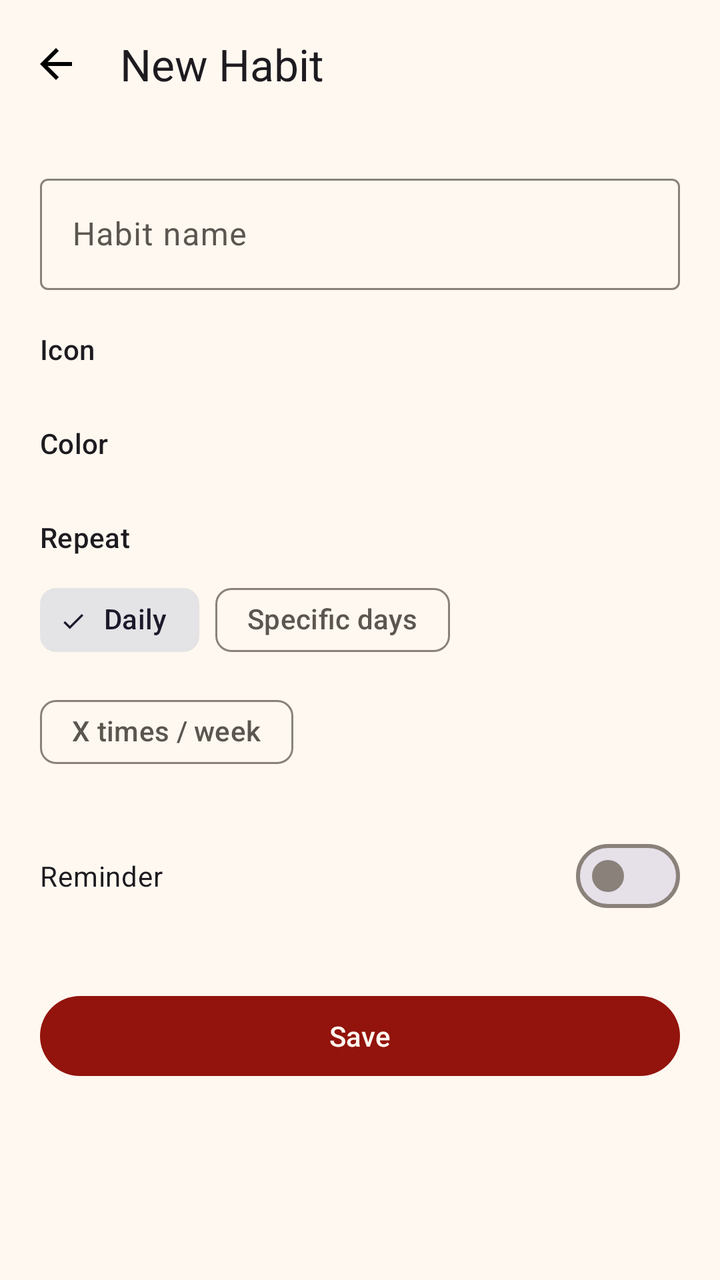
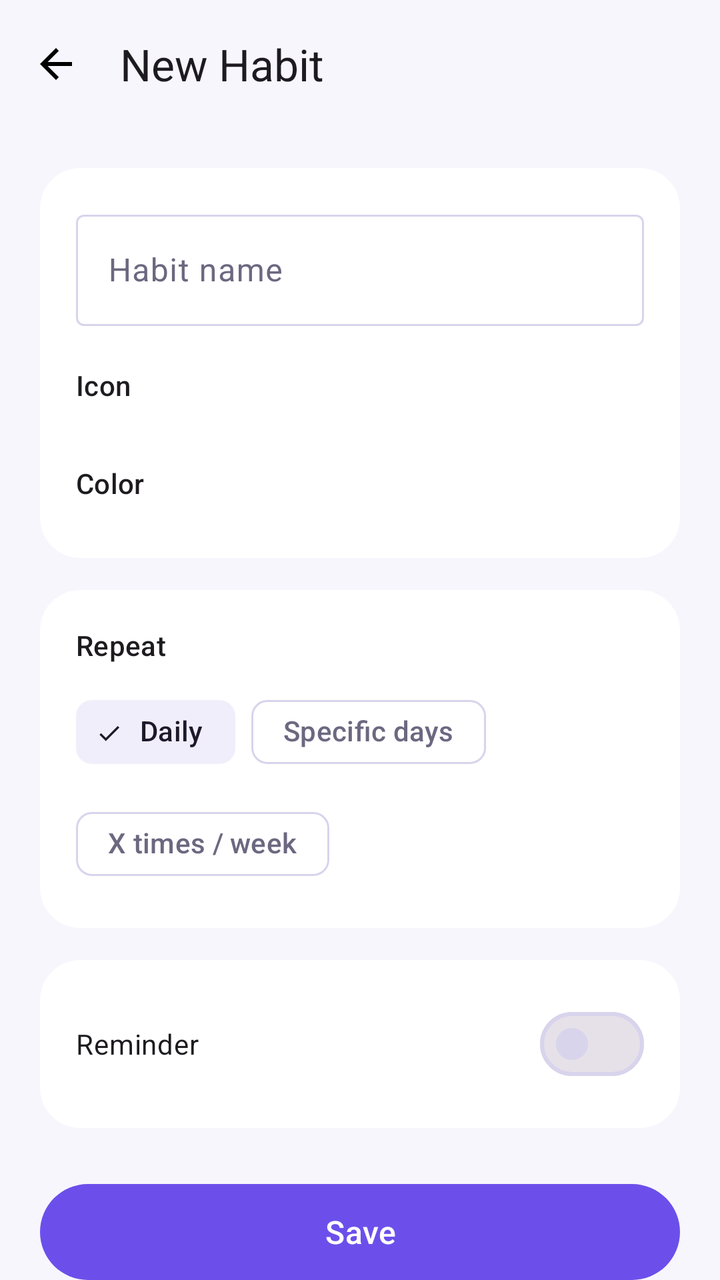

Two renders of the same Android screen: before a commit and after it. Below are the layout's source before the change and the commit's diff.
<!-- AndroidManifest.xml: application theme Theme.Streakly -->
<!-- res/layout/activity_add_edit_habit.xml -->
<?xml version="1.0" encoding="utf-8"?>
<LinearLayout xmlns:android="http://schemas.android.com/apk/res/android"
    xmlns:app="http://schemas.android.com/apk/res-auto"
    android:layout_width="match_parent"
    android:layout_height="match_parent"
    android:orientation="vertical"
    android:background="?attr/colorSurface">

    <com.google.android.material.appbar.MaterialToolbar
        android:id="@+id/toolbar"
        android:layout_width="match_parent"
        android:layout_height="wrap_content"
        android:background="?attr/colorSurface"
        app:navigationIcon="@drawable/ic_arrow_back"
        app:title="@string/add_habit_title" />

    <androidx.core.widget.NestedScrollView
        android:layout_width="match_parent"
        android:layout_height="0dp"
        android:layout_weight="1">

        <LinearLayout
            android:layout_width="match_parent"
            android:layout_height="wrap_content"
            android:orientation="vertical"
            android:padding="20dp">

            <com.google.android.material.textfield.TextInputLayout
                android:id="@+id/name_input_layout"
                android:layout_width="match_parent"
                android:layout_height="wrap_content"
                style="@style/Widget.Material3.TextInputLayout.OutlinedBox">

                <com.google.android.material.textfield.TextInputEditText
                    android:id="@+id/name_input"
                    android:layout_width="match_parent"
                    android:layout_height="wrap_content"
                    android:hint="@string/habit_name_hint" />
            </com.google.android.material.textfield.TextInputLayout>

            <TextView
                style="?attr/textAppearanceLabelLarge"
                android:layout_width="wrap_content"
                android:layout_height="wrap_content"
                android:layout_marginTop="20dp"
                android:text="Icon" />

            <HorizontalScrollView
                android:layout_width="match_parent"
                android:layout_height="wrap_content"
                android:scrollbars="none"
                android:layout_marginTop="8dp">

                <LinearLayout
                    android:id="@+id/emoji_container"
                    android:layout_width="wrap_content"
                    android:layout_height="wrap_content"
                    android:orientation="horizontal" />
            </HorizontalScrollView>

            <TextView
                style="?attr/textAppearanceLabelLarge"
                android:layout_width="wrap_content"
                android:layout_height="wrap_content"
                android:layout_marginTop="20dp"
                android:text="Color" />

            <HorizontalScrollView
                android:layout_width="match_parent"
                android:layout_height="wrap_content"
                android:scrollbars="none"
                android:layout_marginTop="8dp">

                <LinearLayout
                    android:id="@+id/color_container"
                    android:layout_width="wrap_content"
                    android:layout_height="wrap_content"
                    android:orientation="horizontal" />
            </HorizontalScrollView>

            <TextView
                style="?attr/textAppearanceLabelLarge"
                android:layout_width="wrap_content"
                android:layout_height="wrap_content"
                android:layout_marginTop="20dp"
                android:text="@string/frequency_label" />

            <com.google.android.material.chip.ChipGroup
                android:id="@+id/frequency_chip_group"
                android:layout_width="match_parent"
                android:layout_height="wrap_content"
                android:layout_marginTop="8dp"
                app:singleSelection="true"
                app:selectionRequired="true">

                <com.google.android.material.chip.Chip
                    android:id="@+id/chip_daily"
                    style="@style/Widget.Material3.Chip.Filter"
                    android:layout_width="wrap_content"
                    android:layout_height="wrap_content"
                    android:checked="true"
                    android:text="@string/frequency_daily" />

                <com.google.android.material.chip.Chip
                    android:id="@+id/chip_specific_days"
                    style="@style/Widget.Material3.Chip.Filter"
                    android:layout_width="wrap_content"
                    android:layout_height="wrap_content"
                    android:text="@string/frequency_specific_days" />

                <com.google.android.material.chip.Chip
                    android:id="@+id/chip_times_per_week"
                    style="@style/Widget.Material3.Chip.Filter"
                    android:layout_width="wrap_content"
                    android:layout_height="wrap_content"
                    android:text="@string/frequency_times_per_week" />
            </com.google.android.material.chip.ChipGroup>

            <com.google.android.material.chip.ChipGroup
                android:id="@+id/days_chip_group"
                android:layout_width="match_parent"
                android:layout_height="wrap_content"
                android:layout_marginTop="8dp"
                android:visibility="gone"
                app:singleLine="false" />

            <LinearLayout
                android:id="@+id/times_per_week_row"
                android:layout_width="match_parent"
                android:layout_height="wrap_content"
                android:orientation="horizontal"
                android:gravity="center_vertical"
                android:layout_marginTop="8dp"
                android:visibility="gone">

                <com.google.android.material.button.MaterialButton
                    android:id="@+id/btn_target_minus"
                    style="@style/Widget.Material3.Button.IconButton.Outlined"
                    android:layout_width="wrap_content"
                    android:layout_height="wrap_content"
                    android:text="−" />

                <TextView
                    android:id="@+id/target_count_text"
                    style="?attr/textAppearanceTitleMedium"
                    android:layout_width="wrap_content"
                    android:layout_height="wrap_content"
                    android:layout_marginHorizontal="16dp"
                    android:text="3" />

                <com.google.android.material.button.MaterialButton
                    android:id="@+id/btn_target_plus"
                    style="@style/Widget.Material3.Button.IconButton.Outlined"
                    android:layout_width="wrap_content"
                    android:layout_height="wrap_content"
                    android:text="+" />
            </LinearLayout>

            <com.google.android.material.materialswitch.MaterialSwitch
                android:id="@+id/reminder_switch"
                android:layout_width="match_parent"
                android:layout_height="wrap_content"
                android:layout_marginTop="24dp"
                android:text="@string/reminder_label" />

            <com.google.android.material.button.MaterialButton
                android:id="@+id/reminder_time_button"
                style="@style/Widget.Material3.Button.OutlinedButton"
                android:layout_width="wrap_content"
                android:layout_height="wrap_content"
                android:layout_marginTop="8dp"
                android:text="@string/reminder_time_not_set"
                android:visibility="gone" />

            <com.google.android.material.button.MaterialButton
                android:id="@+id/btn_save"
                android:layout_width="match_parent"
                android:layout_height="wrap_content"
                android:layout_marginTop="32dp"
                android:text="@string/action_save" />

            <com.google.android.material.button.MaterialButton
                android:id="@+id/btn_delete"
                style="@style/Widget.Material3.Button.TextButton"
                android:layout_width="match_parent"
                android:layout_height="wrap_content"
                android:layout_marginTop="8dp"
                android:textColor="@color/swatch_red"
                android:text="@string/action_delete"
                android:visibility="gone" />

        </LinearLayout>
    </androidx.core.widget.NestedScrollView>
</LinearLayout>
<!-- resources referenced by this layout -->
<resources>
  <color name="swatch_red">#C23B30</color>
  <string name="action_delete">Delete</string>
  <string name="action_save">Save</string>
  <string name="add_habit_title">New Habit</string>
  <string name="frequency_daily">Daily</string>
  <string name="frequency_label">Repeat</string>
  <string name="frequency_specific_days">Specific days</string>
  <string name="frequency_times_per_week">X times / week</string>
  <string name="habit_name_hint">Habit name</string>
  <string name="reminder_label">Reminder</string>
  <string name="reminder_time_not_set">No reminder set</string>
  <style name="Theme.Streakly" parent="Theme.Material3.DayNight.NoActionBar">
          <item name="colorPrimary">@color/md_primary</item>
          <item name="colorOnPrimary">@color/md_on_primary</item>
          <item name="colorPrimaryContainer">@color/md_primary_container</item>
          <item name="colorOnPrimaryContainer">@color/md_on_primary_container</item>
  
          <item name="colorSecondary">@color/md_secondary</item>
          <item name="colorSecondaryContainer">@color/md_secondary_container</item>
  
          <item name="android:colorBackground">@color/md_background</item>
          <item name="colorSurface">@color/md_surface</item>
          <item name="colorSurfaceVariant">@color/md_surface_variant</item>
          <item name="colorSurfaceContainer">@color/md_surface_container</item>
          <item name="colorOnSurface">@color/md_on_surface</item>
          <item name="colorOnSurfaceVariant">@color/md_on_surface_variant</item>
          <item name="colorOutline">@color/md_outline</item>
  
          <item name="android:statusBarColor" tools:targetApi="21">@android:color/transparent</item>
          <item name="android:navigationBarColor" tools:targetApi="21">@android:color/transparent</item>
          <item name="android:windowLightStatusBar" tools:targetApi="23">true</item>
      </style>
  <color name="md_primary">#92140C</color>
  <color name="md_on_primary">#FFF8F0</color>
  <color name="md_primary_container">#F0D7D0</color>
  <color name="md_on_primary_container">#2E0A07</color>
  <color name="md_secondary">#1E1E24</color>
  <color name="md_secondary_container">#E4E3E6</color>
  <color name="md_background">#FFF8F0</color>
  <color name="md_surface">#FFF8F0</color>
  <color name="md_surface_variant">#EAE6E3</color>
  <color name="md_surface_container">#F2ECE8</color>
  <color name="md_on_surface">#1E1E24</color>
  <color name="md_on_surface_variant">#5C5650</color>
  <color name="md_outline">#8A827A</color>
  <!-- unchanged entries left out for length: 1 -->
</resources>

<!-- the commit's change to res/layout/activity_add_edit_habit.xml (unified diff, before → after) -->
@@ -4,13 +4,13 @@
     android:layout_width="match_parent"
     android:layout_height="match_parent"
     android:orientation="vertical"
-    android:background="?attr/colorSurface">
+    android:background="?android:attr/colorBackground">
 
     <com.google.android.material.appbar.MaterialToolbar
         android:id="@+id/toolbar"
         android:layout_width="match_parent"
         android:layout_height="wrap_content"
-        android:background="?attr/colorSurface"
+        android:background="?android:attr/colorBackground"
         app:navigationIcon="@drawable/ic_arrow_back"
         app:title="@string/add_habit_title" />
 
@@ -23,160 +23,201 @@
             android:layout_width="match_parent"
             android:layout_height="wrap_content"
             android:orientation="vertical"
-            android:padding="20dp">
-
-            <com.google.android.material.textfield.TextInputLayout
-                android:id="@+id/name_input_layout"
-                android:layout_width="match_parent"
-                android:layout_height="wrap_content"
-                style="@style/Widget.Material3.TextInputLayout.OutlinedBox">
-
-                <com.google.android.material.textfield.TextInputEditText
-                    android:id="@+id/name_input"
+            android:padding="20dp"
+            android:paddingBottom="40dp">
+
+            <com.google.android.material.card.MaterialCardView
+                android:layout_width="match_parent"
+                android:layout_height="wrap_content"
+                app:cardBackgroundColor="?attr/colorSurface">
+
+                <LinearLayout
                     android:layout_width="match_parent"
                     android:layout_height="wrap_content"
-                    android:hint="@string/habit_name_hint" />
-            </com.google.android.material.textfield.TextInputLayout>
-
-            <TextView
-                style="?attr/textAppearanceLabelLarge"
-                android:layout_width="wrap_content"
-                android:layout_height="wrap_content"
-                android:layout_marginTop="20dp"
-                android:text="Icon" />
-
-            <HorizontalScrollView
-                android:layout_width="match_parent"
-                android:layout_height="wrap_content"
-                android:scrollbars="none"
-                android:layout_marginTop="8dp">
+                    android:orientation="vertical"
+                    android:padding="18dp">
+
+                    <com.google.android.material.textfield.TextInputLayout
+                        android:id="@+id/name_input_layout"
+                        android:layout_width="match_parent"
+                        android:layout_height="wrap_content"
+                        style="@style/Widget.Material3.TextInputLayout.OutlinedBox">
+
+                        <com.google.android.material.textfield.TextInputEditText
+                            android:id="@+id/name_input"
+                            android:layout_width="match_parent"
+                            android:layout_height="wrap_content"
+                            android:hint="@string/habit_name_hint" />
+                    </com.google.android.material.textfield.TextInputLayout>
+
+                    <TextView
+                        style="?attr/textAppearanceLabelLarge"
+                        android:layout_width="wrap_content"
+                        android:layout_height="wrap_content"
+                        android:layout_marginTop="20dp"
+                        android:text="@string/icon_label" />
+
+                    <HorizontalScrollView
+                        android:layout_width="match_parent"
+                        android:layout_height="wrap_content"
+                        android:scrollbars="none"
+                        android:layout_marginTop="10dp">
+
+                        <LinearLayout
+                            android:id="@+id/emoji_container"
+                            android:layout_width="wrap_content"
+                            android:layout_height="wrap_content"
+                            android:orientation="horizontal" />
+                    </HorizontalScrollView>
+
+                    <TextView
+                        style="?attr/textAppearanceLabelLarge"
+                        android:layout_width="wrap_content"
+                        android:layout_height="wrap_content"
+                        android:layout_marginTop="20dp"
+                        android:text="@string/color_label" />
+
+                    <HorizontalScrollView
+                        android:layout_width="match_parent"
+                        android:layout_height="wrap_content"
+                        android:scrollbars="none"
+                        android:layout_marginTop="10dp">
+
+                        <LinearLayout
+                            android:id="@+id/color_container"
+                            android:layout_width="wrap_content"
+                            android:layout_height="wrap_content"
+                            android:orientation="horizontal" />
+                    </HorizontalScrollView>
+                </LinearLayout>
+            </com.google.android.material.card.MaterialCardView>
+
+            <com.google.android.material.card.MaterialCardView
+                android:layout_width="match_parent"
+                android:layout_height="wrap_content"
+                android:layout_marginTop="16dp"
+                app:cardBackgroundColor="?attr/colorSurface">
 
                 <LinearLayout
-                    android:id="@+id/emoji_container"
-                    android:layout_width="wrap_content"
+                    android:layout_width="match_parent"
                     android:layout_height="wrap_content"
-                    android:orientation="horizontal" />
-            </HorizontalScrollView>
-
-            <TextView
-                style="?attr/textAppearanceLabelLarge"
-                android:layout_width="wrap_content"
-                android:layout_height="wrap_content"
-                android:layout_marginTop="20dp"
-                android:text="Color" />
-
-            <HorizontalScrollView
-                android:layout_width="match_parent"
-                android:layout_height="wrap_content"
-                android:scrollbars="none"
-                android:layout_marginTop="8dp">
+                    android:orientation="vertical"
+                    android:padding="18dp">
+
+                    <TextView
+                        style="?attr/textAppearanceLabelLarge"
+                        android:layout_width="wrap_content"
+                        android:layout_height="wrap_content"
+                        android:text="@string/frequency_label" />
+
+                    <com.google.android.material.chip.ChipGroup
+                        android:id="@+id/frequency_chip_group"
+                        android:layout_width="match_parent"
+                        android:layout_height="wrap_content"
+                        android:layout_marginTop="10dp"
+                        app:singleSelection="true"
+                        app:selectionRequired="true">
+
+                        <com.google.android.material.chip.Chip
+                            android:id="@+id/chip_daily"
+                            style="@style/Widget.Material3.Chip.Filter"
+                            android:layout_width="wrap_content"
+                            android:layout_height="wrap_content"
+                            android:checked="true"
+                            android:text="@string/frequency_daily" />
+
+                        <com.google.android.material.chip.Chip
+                            android:id="@+id/chip_specific_days"
+                            style="@style/Widget.Material3.Chip.Filter"
+                            android:layout_width="wrap_content"
+                            android:layout_height="wrap_content"
+                            android:text="@string/frequency_specific_days" />
+
+                        <com.google.android.material.chip.Chip
+                            android:id="@+id/chip_times_per_week"
+                            style="@style/Widget.Material3.Chip.Filter"
+                            android:layout_width="wrap_content"
+                            android:layout_height="wrap_content"
+                            android:text="@string/frequency_times_per_week" />
+                    </com.google.android.material.chip.ChipGroup>
+
+                    <com.google.android.material.chip.ChipGroup
+                        android:id="@+id/days_chip_group"
+                        android:layout_width="match_parent"
+                        android:layout_height="wrap_content"
+                        android:layout_marginTop="8dp"
+                        android:visibility="gone"
+                        app:singleLine="false" />
+
+                    <LinearLayout
+                        android:id="@+id/times_per_week_row"
+                        android:layout_width="match_parent"
+                        android:layout_height="wrap_content"
+                        android:orientation="horizontal"
+                        android:gravity="center_vertical"
+                        android:layout_marginTop="8dp"
+                        android:visibility="gone">
+
+                        <com.google.android.material.button.MaterialButton
+                            android:id="@+id/btn_target_minus"
+                            style="@style/Widget.Material3.Button.IconButton.Outlined"
+                            android:layout_width="wrap_content"
+                            android:layout_height="wrap_content"
+                            android:text="−" />
+
+                        <TextView
+                            android:id="@+id/target_count_text"
+                            style="?attr/textAppearanceTitleMedium"
+                            android:layout_width="wrap_content"
+                            android:layout_height="wrap_content"
+                            android:layout_marginHorizontal="16dp"
+                            android:text="3" />
+
+                        <com.google.android.material.button.MaterialButton
+                            android:id="@+id/btn_target_plus"
+                            style="@style/Widget.Material3.Button.IconButton.Outlined"
+                            android:layout_width="wrap_content"
+                            android:layout_height="wrap_content"
+                            android:text="+" />
+                    </LinearLayout>
+                </LinearLayout>
+            </com.google.android.material.card.MaterialCardView>
+
+            <com.google.android.material.card.MaterialCardView
+                android:layout_width="match_parent"
+                android:layout_height="wrap_content"
+                android:layout_marginTop="16dp"
+                app:cardBackgroundColor="?attr/colorSurface">
 
                 <LinearLayout
-                    android:id="@+id/color_container"
-                    android:layout_width="wrap_content"
+                    android:layout_width="match_parent"
                     android:layout_height="wrap_content"
-                    android:orientation="horizontal" />
-            </HorizontalScrollView>
-
-            <TextView
-                style="?attr/textAppearanceLabelLarge"
-                android:layout_width="wrap_content"
-                android:layout_height="wrap_content"
-                android:layout_marginTop="20dp"
-                android:text="@string/frequency_label" />
-
-            <com.google.android.material.chip.ChipGroup
-                android:id="@+id/frequency_chip_group"
-                android:layout_width="match_parent"
-                android:layout_height="wrap_content"
-                android:layout_marginTop="8dp"
-                app:singleSelection="true"
-                app:selectionRequired="true">
-
-                <com.google.android.material.chip.Chip
-                    android:id="@+id/chip_daily"
-                    style="@style/Widget.Material3.Chip.Filter"
-                    android:layout_width="wrap_content"
-                    android:layout_height="wrap_content"
-                    android:checked="true"
-                    android:text="@string/frequency_daily" />
-
-                <com.google.android.material.chip.Chip
-                    android:id="@+id/chip_specific_days"
-                    style="@style/Widget.Material3.Chip.Filter"
-                    android:layout_width="wrap_content"
-                    android:layout_height="wrap_content"
-                    android:text="@string/frequency_specific_days" />
-
-                <com.google.android.material.chip.Chip
-                    android:id="@+id/chip_times_per_week"
-                    style="@style/Widget.Material3.Chip.Filter"
-                    android:layout_width="wrap_content"
-                    android:layout_height="wrap_content"
-                    android:text="@string/frequency_times_per_week" />
-            </com.google.android.material.chip.ChipGroup>
-
-            <com.google.android.material.chip.ChipGroup
-                android:id="@+id/days_chip_group"
-                android:layout_width="match_parent"
-                android:layout_height="wrap_content"
-                android:layout_marginTop="8dp"
-                android:visibility="gone"
-                app:singleLine="false" />
-
-            <LinearLayout
-                android:id="@+id/times_per_week_row"
-                android:layout_width="match_parent"
-                android:layout_height="wrap_content"
-                android:orientation="horizontal"
-                android:gravity="center_vertical"
-                android:layout_marginTop="8dp"
-                android:visibility="gone">
-
-                <com.google.android.material.button.MaterialButton
-                    android:id="@+id/btn_target_minus"
-                    style="@style/Widget.Material3.Button.IconButton.Outlined"
-                    android:layout_width="wrap_content"
-                    android:layout_height="wrap_content"
-                    android:text="−" />
-
-                <TextView
-                    android:id="@+id/target_count_text"
-                    style="?attr/textAppearanceTitleMedium"
-                    android:layout_width="wrap_content"
-                    android:layout_height="wrap_content"
-                    android:layout_marginHorizontal="16dp"
-                    android:text="3" />
-
-                <com.google.android.material.button.MaterialButton
-                    android:id="@+id/btn_target_plus"
-                    style="@style/Widget.Material3.Button.IconButton.Outlined"
-                    android:layout_width="wrap_content"
-                    android:layout_height="wrap_content"
-                    android:text="+" />
-            </LinearLayout>
-
-            <com.google.android.material.materialswitch.MaterialSwitch
-                android:id="@+id/reminder_switch"
-                android:layout_width="match_parent"
-                android:layout_height="wrap_content"
-                android:layout_marginTop="24dp"
-                android:text="@string/reminder_label" />
-
-            <com.google.android.material.button.MaterialButton
-                android:id="@+id/reminder_time_button"
-                style="@style/Widget.Material3.Button.OutlinedButton"
-                android:layout_width="wrap_content"
-                android:layout_height="wrap_content"
-                android:layout_marginTop="8dp"
-                android:text="@string/reminder_time_not_set"
-                android:visibility="gone" />
+                    android:orientation="vertical"
+                    android:padding="18dp">
+
+                    <com.google.android.material.materialswitch.MaterialSwitch
+                        android:id="@+id/reminder_switch"
+                        android:layout_width="match_parent"
+                        android:layout_height="wrap_content"
+                        android:text="@string/reminder_label" />
+
+                    <com.google.android.material.button.MaterialButton
+                        android:id="@+id/reminder_time_button"
+                        style="@style/Widget.Material3.Button.OutlinedButton"
+                        android:layout_width="wrap_content"
+                        android:layout_height="wrap_content"
+                        android:layout_marginTop="10dp"
+                        android:text="@string/reminder_time_not_set"
+                        android:visibility="gone" />
+                </LinearLayout>
+            </com.google.android.material.card.MaterialCardView>
 
             <com.google.android.material.button.MaterialButton
                 android:id="@+id/btn_save"
                 android:layout_width="match_parent"
-                android:layout_height="wrap_content"
-                android:layout_marginTop="32dp"
+                android:layout_height="56dp"
+                android:layout_marginTop="24dp"
+                android:textSize="16sp"
                 android:text="@string/action_save" />
 
             <com.google.android.material.button.MaterialButton
@@ -185,7 +226,7 @@
                 android:layout_width="match_parent"
                 android:layout_height="wrap_content"
                 android:layout_marginTop="8dp"
-                android:textColor="@color/swatch_red"
+                android:textColor="@color/accent_error"
                 android:text="@string/action_delete"
                 android:visibility="gone" />
 
<!-- resource entries referenced after the edit -->
@@ -1,14 +1,16 @@
 <!-- resources referenced by this layout -->
 <resources>
-  <color name="swatch_red">#C23B30</color>
+  <color name="accent_error">#FF5470</color>
   <string name="action_delete">Delete</string>
   <string name="action_save">Save</string>
   <string name="add_habit_title">New Habit</string>
+  <string name="color_label">Color</string>
   <string name="frequency_daily">Daily</string>
   <string name="frequency_label">Repeat</string>
   <string name="frequency_specific_days">Specific days</string>
   <string name="frequency_times_per_week">X times / week</string>
   <string name="habit_name_hint">Habit name</string>
+  <string name="icon_label">Icon</string>
   <string name="reminder_label">Reminder</string>
   <string name="reminder_time_not_set">No reminder set</string>
   <style name="Theme.Streakly" parent="Theme.Material3.DayNight.NoActionBar">
@@ -28,23 +30,43 @@
           <item name="colorOnSurfaceVariant">@color/md_on_surface_variant</item>
           <item name="colorOutline">@color/md_outline</item>
   
+          <item name="bottomNavigationStyle">@style/Widget.Streakly.BottomNavigationView</item>
+          <item name="materialCardViewStyle">@style/Widget.Streakly.CardView</item>
+  
           <item name="android:statusBarColor" tools:targetApi="21">@android:color/transparent</item>
           <item name="android:navigationBarColor" tools:targetApi="21">@android:color/transparent</item>
           <item name="android:windowLightStatusBar" tools:targetApi="23">true</item>
       </style>
-  <color name="md_primary">#92140C</color>
-  <color name="md_on_primary">#FFF8F0</color>
-  <color name="md_primary_container">#F0D7D0</color>
-  <color name="md_on_primary_container">#2E0A07</color>
-  <color name="md_secondary">#1E1E24</color>
-  <color name="md_secondary_container">#E4E3E6</color>
-  <color name="md_background">#FFF8F0</color>
-  <color name="md_surface">#FFF8F0</color>
-  <color name="md_surface_variant">#EAE6E3</color>
-  <color name="md_surface_container">#F2ECE8</color>
-  <color name="md_on_surface">#1E1E24</color>
-  <color name="md_on_surface_variant">#5C5650</color>
-  <color name="md_outline">#8A827A</color>
+  <color name="md_primary">#6C4FEB</color>
+  <color name="md_on_primary">#FFFFFF</color>
+  <color name="md_primary_container">#ECE6FD</color>
+  <color name="md_on_primary_container">#281A66</color>
+  <color name="md_secondary">#4A4660</color>
+  <color name="md_secondary_container">#F1EEFB</color>
+  <color name="md_background">#F7F6FC</color>
+  <color name="md_surface">#FFFFFF</color>
+  <color name="md_surface_variant">#EFEBFB</color>
+  <color name="md_surface_container">#F5F3FC</color>
+  <color name="md_on_surface">#1C1B29</color>
+  <color name="md_on_surface_variant">#6B6880</color>
+  <color name="md_outline">#D8D4EC</color>
+  <style name="Widget.Streakly.BottomNavigationView" parent="Widget.Material3.BottomNavigationView">
+          <item name="android:background">?attr/colorSurface</item>
+          <item name="elevation">0dp</item>
+          <item name="itemIconTint">@color/bottom_nav_item_color</item>
+          <item name="itemTextColor">@color/bottom_nav_item_color</item>
+          <item name="itemActiveIndicatorStyle">@style/Widget.Streakly.BottomNavigationView.ActiveIndicator</item>
+          <item name="labelVisibilityMode">labeled</item>
+      </style>
+  <style name="Widget.Streakly.CardView" parent="Widget.Material3.CardView.Filled">
+          <item name="cardElevation">0dp</item>
+          <item name="cardCornerRadius">20dp</item>
+          <item name="strokeWidth">0dp</item>
+      </style>
+  <style name="Widget.Streakly.BottomNavigationView.ActiveIndicator" parent="Widget.Material3.BottomNavigationView.ActiveIndicator">
+          <item name="android:color">@color/bottom_nav_indicator</item>
+      </style>
+  <color name="bottom_nav_indicator">#ECE6FD</color>
   <!-- unchanged entries left out for length: 1 -->
 </resources>
 
